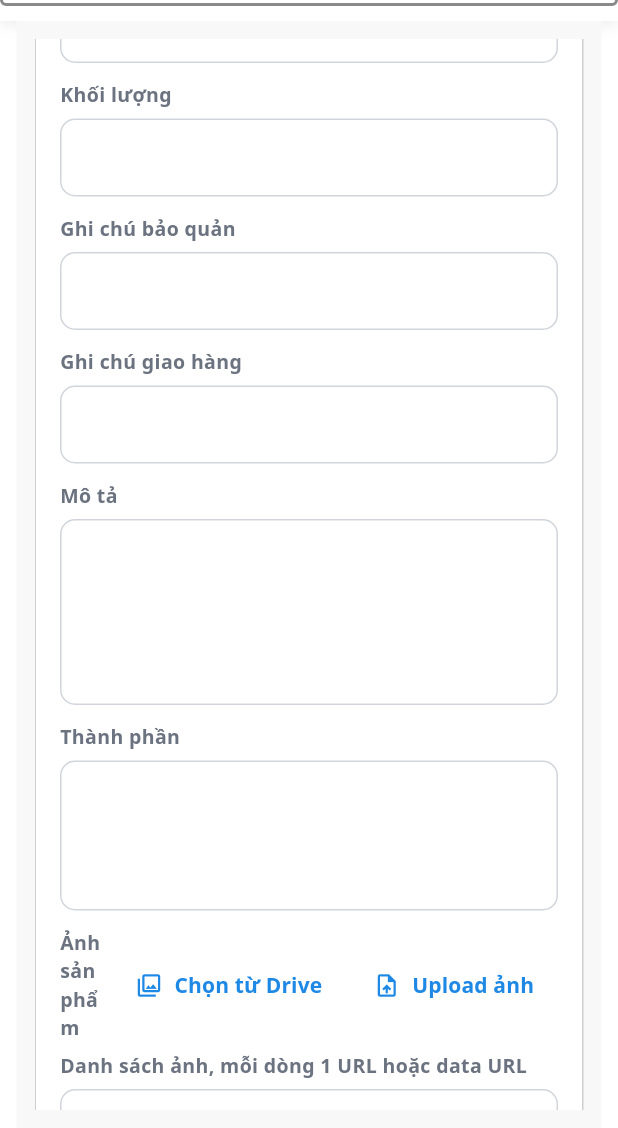
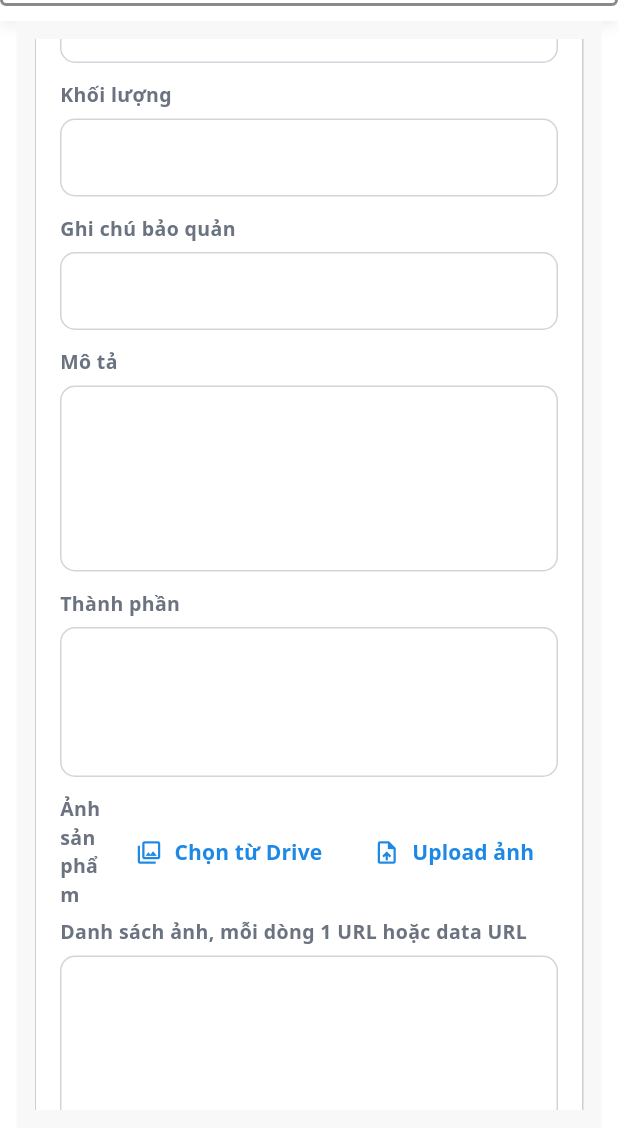
Before and after one commit to trongbudop113/pixel_baker, a Flutter app: the ResponsiveAdminProductFormScreen screen opened by its route, scrolled down 576 dp, on a phone screen of 412 x 824 dp, the part 108-1236 px from its top. Run offline on Flutter 3.47's test engine with Material 3 defaults, Android fonts, the phone set to English and light mode, and no system bars; our stand-ins replace file_picker, go_router, shared_preferences; missing offline and left inert: excel, universal_html; accounts and stored records are empty; network calls fail; Roboto replaces fonts that are missing (Noto Sans).

Commit message:
fix: remove delivery note from product form

```diff
--- a/lib/screens/admin/admin_product_form_page.dart
+++ b/lib/screens/admin/admin_product_form_page.dart
@@ -183,9 +183,7 @@ class _ResponsiveAdminProductFormScreenState
     final storageNote = _isSelectedSemiFinishedCategory
         ? ''
         : _storageNoteController.text.trim();
-    final deliveryNote = _isSelectedSemiFinishedCategory
-        ? ''
-        : _deliveryNoteController.text.trim();
+    const deliveryNote = '';
     final ingredientsText = _isSelectedSemiFinishedCategory
         ? ''
         : _ingredientsTextController.text.trim();
@@ -218,8 +216,6 @@ class _ResponsiveAdminProductFormScreenState
       if (weight.isEmpty) 'Khối lượng',
       if (!_isSelectedSemiFinishedCategory && storageNote.isEmpty)
         'Ghi chú bảo quản',
-      if (!_isSelectedSemiFinishedCategory && deliveryNote.isEmpty)
-        'Ghi chú giao hàng',
       if (!_isSelectedSemiFinishedCategory &&
           (priceValue == null || priceValue <= 0))
         'Giá',
@@ -568,8 +564,6 @@ class _ResponsiveAdminProductFormScreenState
           ],
         ),
         const SizedBox(height: 12),
-        _field('Ghi chú giao hàng', _deliveryNoteController),
-        const SizedBox(height: 12),
         _field('Mô tả', _descriptionController, maxLines: 4),
         const SizedBox(height: 12),
         _field('Thành phần', _ingredientsTextController, maxLines: 3),
@@ -615,8 +609,6 @@ class _ResponsiveAdminProductFormScreenState
       if (showWebSaleFields) ...[
         const SizedBox(height: 12),
         _field('Ghi chú bảo quản', _storageNoteController),
-        const SizedBox(height: 12),
-        _field('Ghi chú giao hàng', _deliveryNoteController),
         const SizedBox(height: 12),
         _field('Mô tả', _descriptionController, maxLines: 4),
         const SizedBox(height: 12),
```
